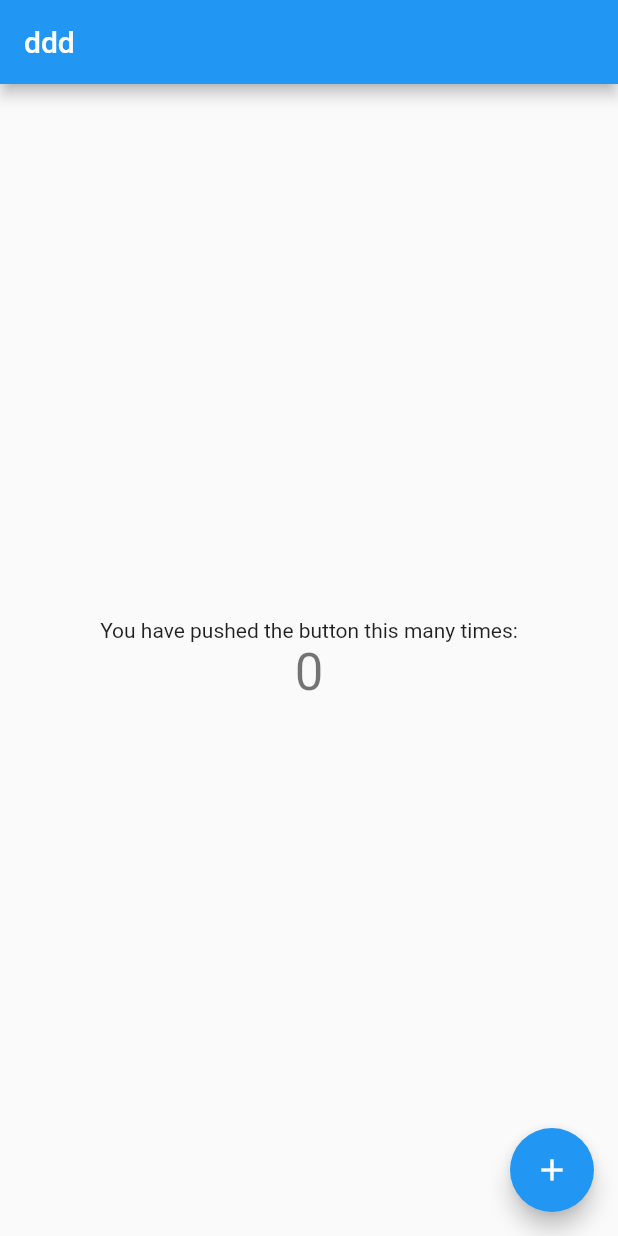
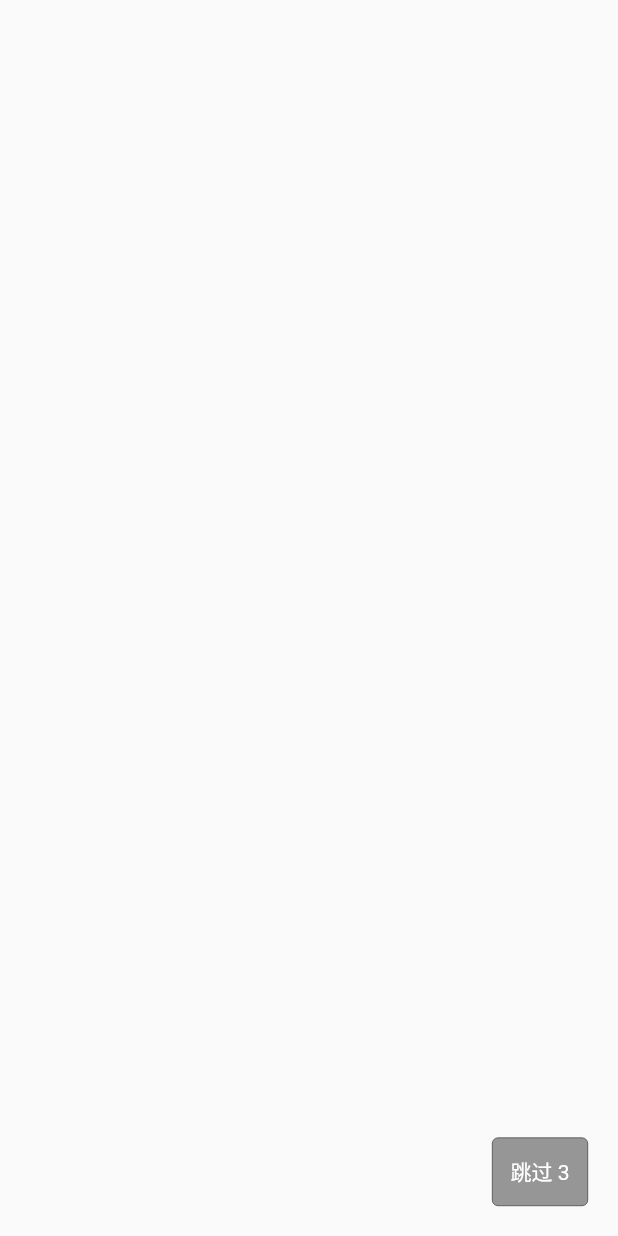
Before and after one commit to xiaoqiangzhu94/car_plau, a Flutter app: the first screen one second after launch, on a phone screen of 412 x 824 dp. Run offline on Flutter 3.47's test engine with Material 2 defaults, Android fonts, the phone set to English and light mode, and no system bars.

Commit message:
add loadpage

```diff
--- /dev/null
+++ b/lib/base/load/splashPage.dart
@@ -0,0 +1,201 @@
+import 'package:car_play/models/models.dart';
+import 'package:car_play/util/timerUtil.dart';
+import 'package:flutter/material.dart';
+
+class SplashPage extends StatefulWidget {
+  @override
+  State<StatefulWidget> createState() {
+    return new SplashPageState();
+  }
+}
+
+class SplashPageState extends State<SplashPage> {
+  TimerUtil _timerUtil;
+
+  List<String> _guideList = [
+   '1','2','3'
+  ];
+
+  List<Widget> _bannerList = new List();
+
+  int _status = 0;
+  int _count = 3;
+
+  SplashModel _splashModel;
+
+  @override
+  void initState() {
+    super.initState();
+    _initAsync();
+    _doCountDown();
+  }
+
+  // void _loadSplashData() async {
+  //   HttpUtil httpUtil = new HttpUtil();
+  //   httpUtil.getSplash().then((model) async {
+  //     await SpUtil.getInstance();
+  //     _splashModel = SpHelper.getSplashModel();
+  //     if (!ObjectUtil.isEmpty(model.imgUrl)) {
+  //       if (_splashModel == null || (_splashModel.imgUrl != model.imgUrl)) {
+  //         SpUtil.putString(Constant.KEY_SPLASH_MODEL, json.encode(model));
+  //         setState(() {
+  //           _splashModel = model;
+  //         });
+  //       }
+  //     } else {
+  //       SpUtil.putString(Constant.KEY_SPLASH_MODEL, '');
+  //     }
+  //   });
+  // }
+
+  void _initAsync() {
+    // Observable.just(1).delay(new Duration(milliseconds: 1000)).listen((_) {
+    //   if (SpUtil.getBool(Constant.KEY_GUIDE) != true &&
+    //       ObjectUtil.isNotEmpty(_guideList)) {
+    //     SpUtil.putBool(Constant.KEY_GUIDE, true);
+    //     _initBanner();
+    //   } else {
+    //     _initSplash();
+    //   }
+    // });
+  }
+
+  void _initBanner() {
+    _initBannerData();
+    setState(() {
+      _status = 2;
+    });
+  }
+
+  void _initBannerData() {
+    // for (int i = 0, length = _guideList.length; i < length; i++) {
+    //   if (i == length - 1) {
+    //     _bannerList.add(new Stack(
+    //       children: <Widget>[
+    //         new Image.asset(
+    //           _guideList[I],
+    //           fit: BoxFit.fill,
+    //           width: double.infinity,
+    //           height: double.infinity,
+    //         ),
+    //         new Align(
+    //           alignment: Alignment.bottomCenter,
+    //           child: new Container(
+    //             margin: EdgeInsets.only(bottom: 160.0),
+    //             child: new RaisedButton(
+    //               textColor: Colors.white,
+    //               color: Colors.indigoAccent,
+    //               child: Text(
+    //                 '立即体验',
+    //                 style: new TextStyle(fontSize: 16.0),
+    //               ),
+    //               onPressed: () {
+    //                 _goMain();
+    //               },
+    //             ),
+    //           ),
+    //         ),
+    //       ],
+    //     ));
+    //   } else {
+    //     _bannerList.add(new Image.asset(
+    //       _guideList[I],
+    //       fit: BoxFit.fill,
+    //       width: double.infinity,
+    //       height: double.infinity,
+    //     ));
+    //   }
+    // }
+  }
+
+  void _initSplash() {
+
+    // _splashModel = SpHelper.getSplashModel();
+    // if (_splashModel == null) {
+    //   _goMain();
+    // } else {
+    //   _doCountDown();
+    // }
+  }
+
+  void _doCountDown() {
+    setState(() {
+      _status = 1;
+    });
+    _timerUtil = new TimerUtil(mTotalTime: 3 * 1000);
+    _timerUtil.setOnTimerTickCallback((int tick) {
+      double _tick = tick / 1000;
+      print(tick);
+      setState(() {
+        _count = _tick.toInt();
+      });
+      if (_tick == 0) {
+        _goMain();
+      }
+    });
+    _timerUtil.startCountDown();
+  }
+
+  void _goMain() {
+    Navigator.of(context).pushReplacementNamed('/MainPage');
+  }
+
+  Widget _buildSplashBg() {
+    return new Image.asset(
+      'assets/images/splash_bg.png',
+      width: double.infinity,
+      fit: BoxFit.fill,
+      height: double.infinity,
+    );
+  }
+
+
+  @override
+  Widget build(BuildContext context) {
+    return new Material(
+      child: new Stack(
+        children: <Widget>[
+          new Offstage(
+            offstage: !(_status == 0),
+            child: _buildSplashBg(),
+          ),
+          new Offstage(
+            offstage: !(_status == 2),
+            child:Container(),
+          ),
+         // _buildAdWidget(),
+
+          new Offstage(
+            offstage: !(_status == 1),
+            child: new Container(
+              alignment: Alignment.bottomRight,
+              margin: EdgeInsets.all(20.0),
+              child: InkWell(
+                onTap: () {
+                  _goMain();
+                },
+                child: new Container(
+                    padding: EdgeInsets.all(12.0),
+                    child: new Text(
+                      '跳过 $_count',
+                      style: new TextStyle(fontSize: 14.0, color: Colors.white),
+                    ),
+                    decoration: new BoxDecoration(
+                        color: Color(0x66000000),
+                        borderRadius: BorderRadius.all(Radius.circular(4.0)),
+                        border: new Border.all(
+                            width: 0.33, color: Colors.black))),
+              ),
+            ),
+          )
+        ],
+      ),
+    );
+  }
+
+  @override
+  void dispose() {
+    super.dispose();
+    if (_timerUtil != null) _timerUtil.cancel(); //记得中dispose里面把timer cancel。
+  }
+}
--- a/lib/main.dart
+++ b/lib/main.dart
@@ -1,4 +1,6 @@
 import 'package:flutter/material.dart';
+
+import 'base/load/splashPage.dart';
 
 void main() => runApp(MyApp());
 
@@ -27,10 +29,10 @@ class MyApp extends StatelessWidget {
   @override
   Widget build(BuildContext context) {
     return MaterialApp(
-    //  routes: {
-    //     '/MainPage': (ctx) => MyHomePage(),
-    //   },
-      home: new MyHomePage(title: 'ddd',),
+     routes: {
+        '/MainPage': (ctx) => MyHomePage(title:'ss'),
+      },
+      home: new SplashPage(),
     );
   }
 
--- /dev/null
+++ b/lib/models/models.dart
@@ -0,0 +1,164 @@
+import 'package:flutter/widgets.dart';
+
+class LanguageModel {
+  String titleId;
+  String languageCode;
+  String countryCode;
+  bool isSelected;
+
+  LanguageModel(this.titleId, this.languageCode, this.countryCode,
+      {this.isSelected: false});
+
+  LanguageModel.fromJson(Map<String, dynamic> json)
+      : titleId = json['titleId'],
+        languageCode = json['languageCode'],
+        countryCode = json['countryCode'],
+        isSelected = json['isSelected'];
+
+  Map<String, dynamic> toJson() => {
+        'titleId': titleId,
+        'languageCode': languageCode,
+        'countryCode': countryCode,
+        'isSelected': isSelected,
+      };
+
+  @override
+  String toString() {
+    StringBuffer sb = new StringBuffer('{');
+    sb.write("\"titleId\":\"$titleId\"");
+    sb.write(",\"languageCode\":\"$languageCode\"");
+    sb.write(",\"countryCode\":\"$countryCode\"");
+    sb.write('}');
+    return sb.toString();
+  }
+}
+
+class SplashModel {
+  String title;
+  String content;
+  String url;
+  String imgUrl;
+
+  SplashModel({this.title, this.content, this.url, this.imgUrl});
+
+  SplashModel.fromJson(Map<String, dynamic> json)
+      : title = json['title'],
+        content = json['content'],
+        url = json['url'],
+        imgUrl = json['imgUrl'];
+
+  Map<String, dynamic> toJson() => {
+        'title': title,
+        'content': content,
+        'url': url,
+        'imgUrl': imgUrl,
+      };
+
+  @override
+  String toString() {
+    StringBuffer sb = new StringBuffer('{');
+    sb.write("\"title\":\"$title\"");
+    sb.write(",\"content\":\"$content\"");
+    sb.write(",\"url\":\"$url\"");
+    sb.write(",\"imgUrl\":\"$imgUrl\"");
+    sb.write('}');
+    return sb.toString();
+  }
+}
+
+class VersionModel {
+  String title;
+  String content;
+  String url;
+  String version;
+
+  VersionModel({this.title, this.content, this.url, this.version});
+
+  VersionModel.fromJson(Map<String, dynamic> json)
+      : title = json['title'],
+        content = json['content'],
+        url = json['url'],
+        version = json['version'];
+
+  Map<String, dynamic> toJson() => {
+        'title': title,
+        'content': content,
+        'url': url,
+        'version': version,
+      };
+
+  @override
+  String toString() {
+    StringBuffer sb = new StringBuffer('{');
+    sb.write("\"title\":\"$title\"");
+    sb.write(",\"content\":\"$content\"");
+    sb.write(",\"url\":\"$url\"");
+    sb.write(",\"version\":\"$version\"");
+    sb.write('}');
+    return sb.toString();
+  }
+}
+
+class ComModel {
+  String version;
+  String title;
+  String content;
+  String extra;
+  String url;
+  String imgUrl;
+  String author;
+  String updatedAt;
+
+  int typeId;
+  String titleId;
+
+  Widget page;
+
+  ComModel(
+      {this.version,
+      this.title,
+      this.content,
+      this.extra,
+      this.url,
+      this.imgUrl,
+      this.author,
+      this.updatedAt,
+      this.typeId,
+      this.titleId,
+      this.page});
+
+  ComModel.fromJson(Map<String, dynamic> json)
+      : version = json['version'],
+        title = json['title'],
+        content = json['content'],
+        extra = json['extra'],
+        url = json['url'],
+        imgUrl = json['imgUrl'],
+        author = json['author'],
+        updatedAt = json['updatedAt'];
+
+  Map<String, dynamic> toJson() => {
+        'version': version,
+        'title': title,
+        'content': content,
+        'extra': extra,
+        'url': url,
+        'imgUrl': imgUrl,
+        'author': author,
+        'updatedAt': updatedAt,
+      };
+
+  @override
+  String toString() {
+    StringBuffer sb = new StringBuffer('{');
+    sb.write("\"version\":\"$version\"");
+    sb.write(",\"title\":\"$title\"");
+    sb.write(",\"content\":\"$content\"");
+    sb.write(",\"url\":\"$url\"");
+    sb.write(",\"imgUrl\":\"$imgUrl\"");
+    sb.write(",\"author\":\"$author\"");
+    sb.write(",\"updatedAt\":\"$updatedAt\"");
+    sb.write('}');
+    return sb.toString();
+  }
+}
--- a/pubspec.yaml
+++ b/pubspec.yaml
@@ -23,6 +23,8 @@ dependencies:
   # The following adds the Cupertino Icons font to your application.
   # Use with the CupertinoIcons class for iOS style icons.
   cupertino_icons: ^0.1.2
+  # https://github.com/renefloor/flutter_cached_network_image
+  #cached_network_image: ^1.1.3
 
 dev_dependencies:
   flutter_test:
@@ -41,10 +43,10 @@ flutter:
   uses-material-design: true
 
   # To add assets to your application, add an assets section, like this:
-  # assets:
+  assets:
   #  - images/a_dot_burr.jpeg
   #  - images/a_dot_ham.jpeg
-
+  - assets/images/splash_bg.png
   # An image asset can refer to one or more resolution-specific "variants", see
   # https://flutter.dev/assets-and-images/#resolution-aware.
 
```
Also changed, not shown: lib/util/http_utils.dart (added, +40 -0 lines), lib/util/timerUtil.dart (added, +120 -0 lines), assets/images/splash_bg.png (added).
